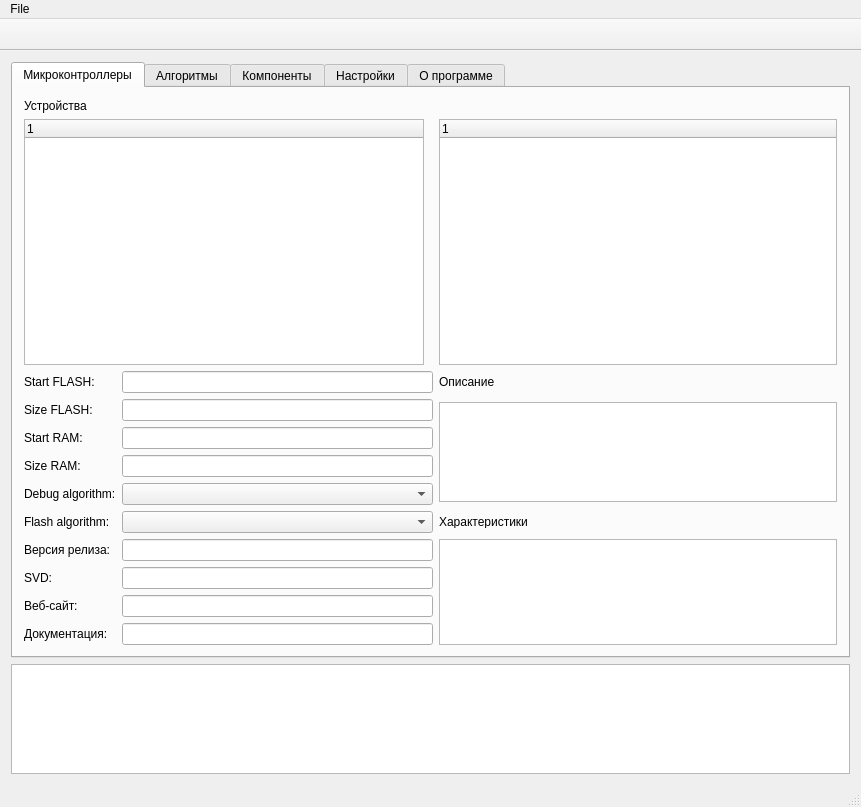
Before: the Qt Designer form src/views/mainform.ui in unsi9ned/coide-pack-installer, drawn with Qt 5.
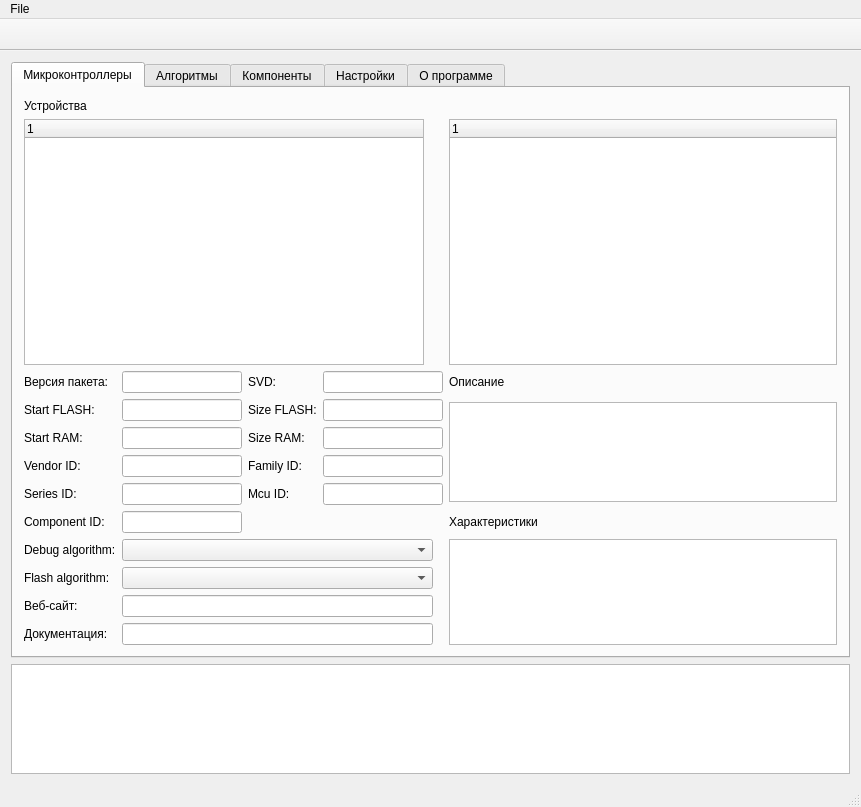
After: the same form once the commit is applied. Icons and pictures are not drawn. Custom widgets are drawn as their Qt base class.

```diff
--- a/src/views/mainform.ui
+++ b/src/views/mainform.ui
@@ -56,20 +56,23 @@
        <layout class="QGridLayout" name="gridLayout_3">
         <item row="0" column="0">
          <layout class="QGridLayout" name="gridLayout_2">
-          <item row="2" column="2">
-           <widget class="QLabel" name="label_5">
-            <property name="maximumSize">
-             <size>
-              <width>16777215</width>
-              <height>12</height>
-             </size>
+          <item row="9" column="4" rowspan="4">
+           <widget class="QPlainTextEdit" name="plainTextEditFeatures">
+            <property name="lineWrapMode">
+             <enum>QPlainTextEdit::NoWrap</enum>
             </property>
-            <property name="text">
-             <string>Описание</string>
-            </property>
            </widget>
           </item>
-          <item row="3" column="2" rowspan="4">
+          <item row="1" column="4">
+           <widget class="QTreeWidget" name="treeWidgetComponents">
+            <column>
+             <property name="text">
+              <string notr="true">1</string>
+             </property>
+            </column>
+           </widget>
+          </item>
+          <item row="4" column="4" rowspan="4">
            <widget class="QPlainTextEdit" name="plainTextEditDescription">
             <property name="maximumSize">
              <size>
@@ -79,43 +82,25 @@
             </property>
            </widget>
           </item>
-          <item row="7" column="0">
-           <widget class="QLabel" name="label_16">
-            <property name="text">
-             <string>Flash algorithm:</string>
-            </property>
-           </widget>
-          </item>
-          <item row="5" column="0">
-           <widget class="QLabel" name="label_11">
-            <property name="text">
-             <string>Size RAM:</string>
-            </property>
-           </widget>
-          </item>
-          <item row="6" column="1">
-           <widget class="QComboBox" name="comboBoxDebugAlg">
+          <item row="3" column="4">
+           <widget class="QLabel" name="label_5">
             <property name="maximumSize">
              <size>
-              <width>311</width>
-              <height>16777215</height>
+              <width>16777215</width>
+              <height>12</height>
              </size>
             </property>
-           </widget>
-          </item>
-          <item row="6" column="0">
-           <widget class="QLabel" name="label_15">
             <property name="text">
-             <string>Debug algorithm:</string>
+             <string>Описание</string>
             </property>
            </widget>
           </item>
-          <item row="7" column="2">
+          <item row="8" column="4">
            <widget class="QLabel" name="label_6">
             <property name="maximumSize">
              <size>
               <width>16777215</width>
-              <height>12</height>
+              <height>14</height>
              </size>
             </property>
             <property name="text">
@@ -123,32 +108,73 @@
             </property>
            </widget>
           </item>
-          <item row="10" column="0">
+          <item row="0" column="0" colspan="2">
+           <widget class="QLabel" name="label_10">
+            <property name="text">
+             <string>Устройства</string>
+            </property>
+           </widget>
+          </item>
+          <item row="12" column="0">
+           <widget class="QLabel" name="label_9">
+            <property name="text">
+             <string>Документация:</string>
+            </property>
+           </widget>
+          </item>
+          <item row="12" column="1" colspan="3">
+           <widget class="QLineEdit" name="lineEditDatasheetUrl">
+            <property name="maximumSize">
+             <size>
+              <width>311</width>
+              <height>16777215</height>
+             </size>
+            </property>
+           </widget>
+          </item>
+          <item row="11" column="0">
            <widget class="QLabel" name="label_7">
             <property name="text">
              <string>Веб-сайт:</string>
             </property>
            </widget>
           </item>
+          <item row="11" column="1" colspan="3">
+           <widget class="QLineEdit" name="lineEditUrl">
+            <property name="maximumSize">
+             <size>
+              <width>311</width>
+              <height>16777215</height>
+             </size>
+            </property>
+           </widget>
+          </item>
+          <item row="10" column="0">
+           <widget class="QLabel" name="label_16">
+            <property name="text">
+             <string>Flash algorithm:</string>
+            </property>
+           </widget>
+          </item>
+          <item row="10" column="1" colspan="3">
+           <widget class="QComboBox" name="comboBoxFlashAlg">
+            <property name="maximumSize">
+             <size>
+              <width>311</width>
+              <height>16777215</height>
+             </size>
+            </property>
+           </widget>
+          </item>
           <item row="9" column="0">
-           <widget class="QLabel" name="label_34">
+           <widget class="QLabel" name="label_15">
             <property name="text">
-             <string>SVD:</string>
+             <string>Debug algorithm:</string>
             </property>
            </widget>
           </item>
-          <item row="9" column="1">
-           <widget class="QLineEdit" name="lineEditSVD">
-            <property name="maximumSize">
-             <size>
-              <width>311</width>
-              <height>16777215</height>
-             </size>
-            </property>
-           </widget>
-          </item>
-          <item row="8" column="1">
-           <widget class="QLineEdit" name="lineEditRelease">
+          <item row="9" column="1" colspan="3">
+           <widget class="QComboBox" name="comboBoxDebugAlg">
             <property name="maximumSize">
              <size>
               <width>311</width>
@@ -158,148 +184,219 @@
            </widget>
           </item>
           <item row="8" column="0">
-           <widget class="QLabel" name="label_33">
+           <widget class="QLabel" name="label_4">
             <property name="text">
-             <string>Версия релиза:</string>
+             <string>Component ID:</string>
             </property>
            </widget>
           </item>
-          <item row="10" column="1">
-           <widget class="QLineEdit" name="lineEditUrl">
+          <item row="8" column="1">
+           <widget class="QLineEdit" name="lineEditComponentId">
             <property name="maximumSize">
              <size>
-              <width>311</width>
+              <width>120</width>
               <height>16777215</height>
              </size>
             </property>
            </widget>
           </item>
-          <item row="1" column="2">
-           <widget class="QTreeWidget" name="treeWidgetComponents">
-            <column>
-             <property name="text">
-              <string notr="true">1</string>
-             </property>
-            </column>
+          <item row="7" column="0">
+           <widget class="QLabel" name="label_2">
+            <property name="text">
+             <string>Series ID:</string>
+            </property>
            </widget>
           </item>
-          <item row="0" column="0" colspan="2">
-           <widget class="QLabel" name="label_10">
+          <item row="7" column="1">
+           <widget class="QLineEdit" name="lineEditSeriesId">
+            <property name="maximumSize">
+             <size>
+              <width>120</width>
+              <height>16777215</height>
+             </size>
+            </property>
+           </widget>
+          </item>
+          <item row="7" column="2">
+           <widget class="QLabel" name="label">
             <property name="text">
-             <string>Устройства</string>
+             <string>Mcu ID:</string>
+            </property>
+           </widget>
+          </item>
+          <item row="7" column="3">
+           <widget class="QLineEdit" name="lineEditMcuId">
+            <property name="maximumSize">
+             <size>
+              <width>120</width>
+              <height>16777215</height>
+             </size>
+            </property>
+           </widget>
+          </item>
+          <item row="6" column="0">
+           <widget class="QLabel" name="label_12">
+            <property name="text">
+             <string>Vendor ID:</string>
+            </property>
+           </widget>
+          </item>
+          <item row="6" column="1">
+           <widget class="QLineEdit" name="lineEditVendorId">
+            <property name="maximumSize">
+             <size>
+              <width>120</width>
+              <height>16777215</height>
+             </size>
+            </property>
+           </widget>
+          </item>
+          <item row="6" column="2">
+           <widget class="QLabel" name="label_3">
+            <property name="text">
+             <string>Family ID:</string>
+            </property>
+           </widget>
+          </item>
+          <item row="6" column="3">
+           <widget class="QLineEdit" name="lineEditFamilyId">
+            <property name="maximumSize">
+             <size>
+              <width>120</width>
+              <height>16777215</height>
+             </size>
+            </property>
+           </widget>
+          </item>
+          <item row="5" column="0">
+           <widget class="QLabel" name="label_14">
+            <property name="text">
+             <string>Start RAM:</string>
             </property>
            </widget>
           </item>
           <item row="5" column="1">
+           <widget class="QLineEdit" name="lineEditRamStart">
+            <property name="maximumSize">
+             <size>
+              <width>120</width>
+              <height>16777215</height>
+             </size>
+            </property>
+           </widget>
+          </item>
+          <item row="5" column="2">
+           <widget class="QLabel" name="label_11">
+            <property name="minimumSize">
+             <size>
+              <width>52</width>
+              <height>0</height>
+             </size>
+            </property>
+            <property name="text">
+             <string>Size RAM:</string>
+            </property>
+           </widget>
+          </item>
+          <item row="5" column="3">
            <widget class="QLineEdit" name="lineEditRamSize">
             <property name="maximumSize">
              <size>
-              <width>311</width>
+              <width>120</width>
               <height>16777215</height>
              </size>
             </property>
            </widget>
           </item>
-          <item row="2" column="0">
+          <item row="4" column="0">
            <widget class="QLabel" name="label_13">
             <property name="text">
              <string>Start FLASH:</string>
             </property>
            </widget>
           </item>
-          <item row="1" column="0" colspan="2">
-           <widget class="QTreeWidget" name="treeWidgetDevices">
-            <property name="maximumSize">
-             <size>
-              <width>400</width>
-              <height>16777215</height>
-             </size>
-            </property>
-            <column>
-             <property name="text">
-              <string notr="true">1</string>
-             </property>
-            </column>
-           </widget>
-          </item>
-          <item row="2" column="1">
-           <widget class="QLineEdit" name="lineEditFlashStart">
-            <property name="maximumSize">
-             <size>
-              <width>311</width>
-              <height>16777215</height>
-             </size>
-            </property>
-           </widget>
-          </item>
-          <item row="3" column="1">
-           <widget class="QLineEdit" name="lineEditFlashSize">
-            <property name="maximumSize">
-             <size>
-              <width>311</width>
-              <height>16777215</height>
-             </size>
-            </property>
-           </widget>
-          </item>
           <item row="4" column="1">
-           <widget class="QLineEdit" name="lineEditRamStart">
+           <widget class="QLineEdit" name="lineEditFlashStart">
             <property name="maximumSize">
              <size>
-              <width>311</width>
+              <width>120</width>
               <height>16777215</height>
              </size>
             </property>
            </widget>
           </item>
-          <item row="3" column="0">
+          <item row="4" column="2">
            <widget class="QLabel" name="label_8">
+            <property name="minimumSize">
+             <size>
+              <width>52</width>
+              <height>0</height>
+             </size>
+            </property>
             <property name="text">
              <string>Size FLASH:</string>
             </property>
            </widget>
           </item>
-          <item row="4" column="0">
-           <widget class="QLabel" name="label_14">
-            <property name="text">
-             <string>Start RAM:</string>
-            </property>
-           </widget>
-          </item>
-          <item row="7" column="1">
-           <widget class="QComboBox" name="comboBoxFlashAlg">
+          <item row="4" column="3">
+           <widget class="QLineEdit" name="lineEditFlashSize">
             <property name="maximumSize">
              <size>
-              <width>311</width>
+              <width>120</width>
               <height>16777215</height>
              </size>
             </property>
            </widget>
           </item>
-          <item row="11" column="1">
-           <widget class="QLineEdit" name="lineEditDatasheetUrl">
+          <item row="3" column="0">
+           <widget class="QLabel" name="label_33">
+            <property name="text">
+             <string>Версия пакета:</string>
+            </property>
+           </widget>
+          </item>
+          <item row="3" column="1">
+           <widget class="QLineEdit" name="lineEditRelease">
             <property name="maximumSize">
              <size>
-              <width>311</width>
+              <width>120</width>
               <height>16777215</height>
              </size>
             </property>
            </widget>
           </item>
-          <item row="11" column="0">
-           <widget class="QLabel" name="label_9">
+          <item row="3" column="2">
+           <widget class="QLabel" name="label_34">
             <property name="text">
-             <string>Документация:</string>
+             <string>SVD:</string>
             </property>
            </widget>
           </item>
-          <item row="8" column="2" rowspan="4">
-           <widget class="QPlainTextEdit" name="plainTextEditFeatures">
-            <property name="lineWrapMode">
-             <enum>QPlainTextEdit::NoWrap</enum>
+          <item row="3" column="3">
+           <widget class="QLineEdit" name="lineEditSVD">
+            <property name="maximumSize">
+             <size>
+              <width>120</width>
+              <height>16777215</height>
+             </size>
             </property>
            </widget>
           </item>
+          <item row="1" column="0" colspan="4">
+           <widget class="QTreeWidget" name="treeWidgetDevices">
+            <property name="maximumSize">
+             <size>
+              <width>400</width>
+              <height>16777215</height>
+             </size>
+            </property>
+            <column>
+             <property name="text">
+              <string notr="true">1</string>
+             </property>
+            </column>
+           </widget>
+          </item>
          </layout>
         </item>
        </layout>
```
